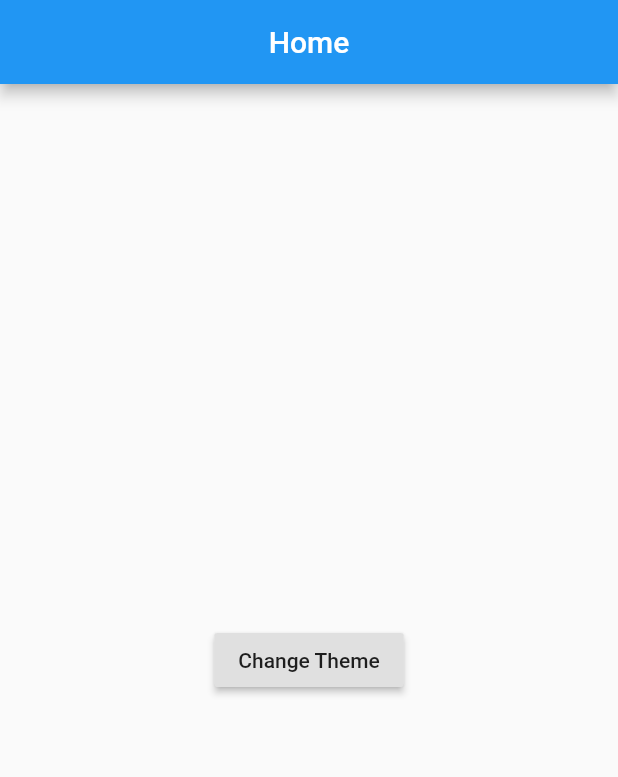
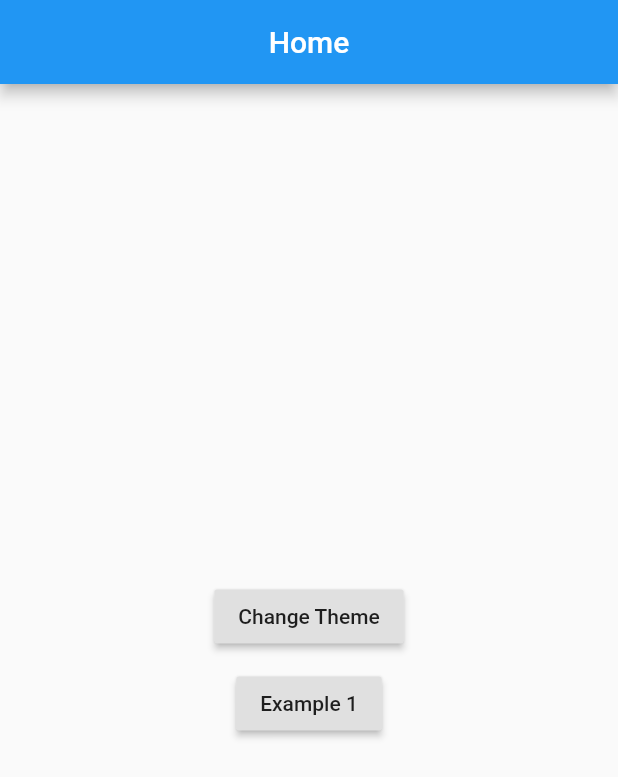
Before and after one commit to RyanKlatt/Getx-Flutter-Example, a Flutter app: the screen it shows after launch, on a phone screen of 412 x 824 dp. Shown: the top 777 px of the screen. Run offline on Flutter 3.47's test engine with Material 2 defaults, Android fonts, the phone set to English and light mode, and no system bars; our stand-ins replace get.

Commit message:
added example 1 page

```diff
--- a/lib/controllers/main_controller.dart
+++ b/lib/controllers/main_controller.dart
@@ -1,6 +1,6 @@
 import 'package:get/get.dart';
 
 class MainController extends GetxController {
-  var count = 0.obs;
+  var count = 10.obs;
   increment() => count++;
 }
--- a/lib/screens/home_page.dart
+++ b/lib/screens/home_page.dart
@@ -1,10 +1,9 @@
 import 'package:flutter/material.dart';
 import 'package:get/get.dart';
 import 'package:getx_flutter_example/controllers/main_controller.dart';
+import 'package:getx_flutter_example/screens/example_1.dart';
 
 class HomePage extends StatelessWidget {
-  final MainController _mainController = Get.find();
-
   @override
   Widget build(BuildContext context) {
     return Scaffold(
@@ -19,9 +18,19 @@ class HomePage extends StatelessWidget {
             RaisedButton(
               onPressed: () {
                 Get.changeTheme(
-                    Get.isDarkMode ? ThemeData.light() : ThemeData.dark());
+                  Get.isDarkMode ? ThemeData.light() : ThemeData.dark(),
+                );
               },
               child: Text('Change Theme'),
+            ),
+            SizedBox(
+              height: 10.0,
+            ),
+            RaisedButton(
+              onPressed: () {
+                Get.to(ExampleOnePage());
+              },
+              child: Text('Example 1'),
             ),
           ],
         ),
```
Also changed, not shown: lib/screens/example_1.dart (added, +21 -0 lines).
